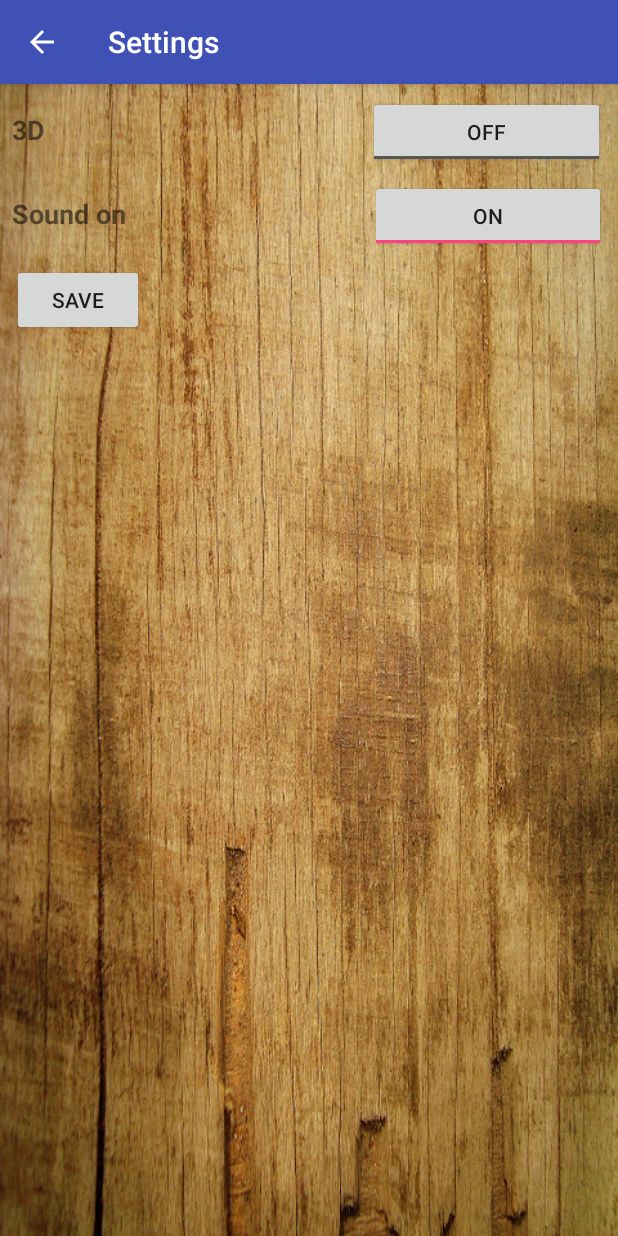
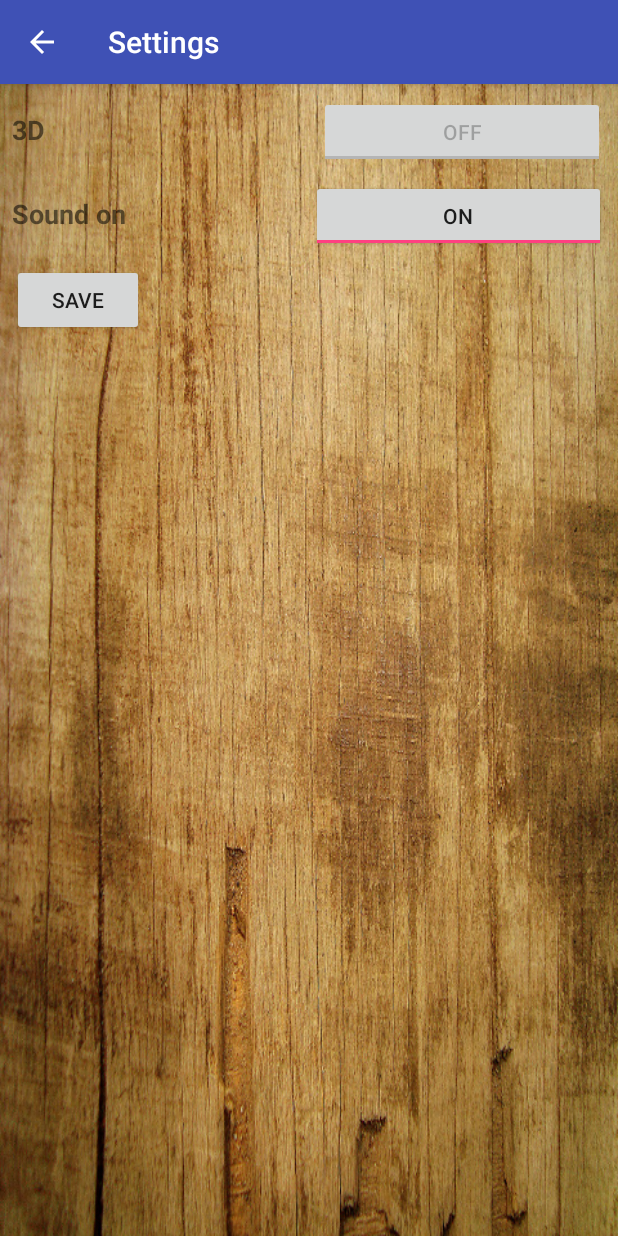
Before and after one commit to Kaiden25/DiceRoller_3D, an Android app: the screen it shows after launch (SettingsActivity), after a tap on "SETTINGS", on a phone screen of 412 x 824 dp. Run offline under Robolectric (Android 15) with nearby library versions, the phone set to English and light mode, and no system bars.

Commit message:
made small improvements

```diff
--- a/app/src/main/java/strecha/com/diceroller_3d/HistoryActivity.java
+++ b/app/src/main/java/strecha/com/diceroller_3d/HistoryActivity.java
@@ -17,11 +17,13 @@ public class HistoryActivity extends AppCompatActivity {
         setContentView(R.layout.activity_history);
 
         ArrayList<Integer> history = ((DiceRollerApplication) getApplicationContext()).getHistory();
+
+        // adds roll history to grid
         GridLayout historyGrid = (GridLayout) findViewById(R.id.historyGrid);
-
         for (Integer i: history){
             Button b = new Button(this);
             b.setText(String.valueOf(i));
+            b.setClickable(false);
             assert historyGrid != null;
             historyGrid.addView(b);
         }
--- a/app/src/main/java/strecha/com/diceroller_3d/RollActivity.java
+++ b/app/src/main/java/strecha/com/diceroller_3d/RollActivity.java
@@ -1,7 +1,6 @@
 package strecha.com.diceroller_3d;
 
 import android.content.Intent;
-import android.content.res.Resources;
 import android.graphics.drawable.Drawable;
 import android.hardware.Sensor;
 import android.hardware.SensorEvent;
@@ -9,8 +8,6 @@ import android.hardware.SensorEventListener;
 import android.hardware.SensorManager;
 import android.media.MediaPlayer;
 import android.os.Bundle;
-import android.os.Handler;
-import android.os.Message;
 import android.support.v7.app.AppCompatActivity;
 import android.util.SparseArray;
 import android.view.View;
@@ -27,24 +24,18 @@ import strecha.com.diceroller_3d.module.SettingsFileHandler;
 
 public class RollActivity extends AppCompatActivity implements SensorEventListener {
 
-    //diceType and diceNumber initialized with Default Values
     private DiceType diceType;
     private int numberOfDiceSites;
     private int diceNumber;
     private Settings settings;
-
     private final int rollAnimations = 50;
     private final int delayTime = 15;
-    private Resources res;
     private HashMap<DiceType, int[]> diceImagesMap;
     private Drawable[] dice;
     private final Random randomGen = new Random();
-    @SuppressWarnings("unused")
-    private int diceSum;
     private int[] roll = new int[9];
     private SparseArray<ImageView> diceImageViewArray;
     private SensorManager sensorMgr;
-    private Handler animationHandler;
     private long lastUpdate = -1;
     private float x, y, z;
     private float last_x, last_y, last_z;
@@ -53,14 +44,14 @@ public class RollActivity extends AppCompatActivity implements SensorEventListen
     private static final double SHAKE_THRESHOLD = 5000;
 
     /** Called when the activity is first created. */
-    //TODO: store important variables not in activity(search for application storage)
 
     @Override
     public void onCreate(Bundle savedInstanceState) {
         paused = false;
         super.onCreate(savedInstanceState);
         setContentView(R.layout.activity_roll);
-        res = getResources();
+
+        // create list with all imageViews for the dices
         diceImageViewArray = new SparseArray<>();
         diceImageViewArray.put(0, (ImageView) findViewById(R.id.die1));
         diceImageViewArray.put(1, (ImageView) findViewById(R.id.die2));
@@ -72,10 +63,12 @@ public class RollActivity extends AppCompatActivity implements SensorEventListen
         diceImageViewArray.put(7, (ImageView) findViewById(R.id.die8));
         diceImageViewArray.put(8, (ImageView) findViewById(R.id.die9));
 
+        // set all images of imageViews to null
         for (int i = 0; i < diceImageViewArray.size(); i++){
             diceImageViewArray.get(i).setImageDrawable(null);
         }
 
+        // diceImagesMap contains int-arrays for all diceTypes
         diceImagesMap = new HashMap<>();
         diceImagesMap.put(DiceType.D2, new int[] { R.drawable.d2_1, R.drawable.d2_2 });
         diceImagesMap.put(DiceType.D4, new int[] { R.drawable.d4_1, R.drawable.d4_2, R.drawable.d4_3, R.drawable.d4_4 });
@@ -85,13 +78,14 @@ public class RollActivity extends AppCompatActivity implements SensorEventListen
         diceImagesMap.put(DiceType.D12, new int[] { R.drawable.d12_1, R.drawable.d12_2, R.drawable.d12_3, R.drawable.d12_4, R.drawable.d12_5, R.drawable.d12_6, R.drawable.d12_7, R.drawable.d12_8, R.drawable.d12_9, R.drawable.d12_10, R.drawable.d12_11, R.drawable.d12_12 });
         diceImagesMap.put(DiceType.D20, new int[] { R.drawable.d20_1, R.drawable.d20_2, R.drawable.d20_3, R.drawable.d20_4, R.drawable.d20_5, R.drawable.d20_6, R.drawable.d20_7, R.drawable.d20_8, R.drawable.d20_9, R.drawable.d20_10, R.drawable.d20_11, R.drawable.d20_12,R.drawable.d20_13, R.drawable.d20_14, R.drawable.d20_15, R.drawable.d20_16, R.drawable.d20_17, R.drawable.d20_18, R.drawable.d20_19, R.drawable.d20_20 });
 
+        // check of diceNumber values (min: 1, max:9)
         if (((DiceRollerApplication) getApplicationContext()).getDiceNumber() > 9) {
             ((DiceRollerApplication) getApplicationContext()).setDiceNumber(9);
             Toast toast = Toast.makeText(this, "Maximum of dices is 9", Toast.LENGTH_SHORT);
             toast.show();
         }
-        else if (((DiceRollerApplication) getApplicationContext()).getDiceNumber() < 2){
-            ((DiceRollerApplication) getApplicationContext()).setDiceNumber(2);
+        else if (((DiceRollerApplication) getApplicationContext()).getDiceNumber() < 1){
+            ((DiceRollerApplication) getApplicationContext()).setDiceNumber(1);
             Toast toast = Toast.makeText(this, "Minimum of dices is 2", Toast.LENGTH_SHORT);
             toast.show();
         }
@@ -103,6 +97,7 @@ public class RollActivity extends AppCompatActivity implements SensorEventListen
         numberOfDiceSites = Integer.parseInt(s[1]);
         dice = new Drawable[numberOfDiceSites];
 
+        // reads or creates (if not available) settings file
         SettingsFileHandler sfh = new SettingsFileHandler(this);
         if (sfh.hasSettingsFile()){
             settings = sfh.readSettings();
@@ -115,13 +110,6 @@ public class RollActivity extends AppCompatActivity implements SensorEventListen
             dice[i] = getDrawable(diceImagesMap.get(diceType)[i]);
         }
 
-        animationHandler = new Handler() {
-            public void handleMessage(Message msg) {
-                for (int i = 0; i < diceNumber; i++){
-                    diceImageViewArray.get(i).setImageDrawable(dice[roll[i]]);
-                }
-            }
-        };
         sensorMgr = (SensorManager) getSystemService(SENSOR_SERVICE);
         boolean accelSupported = sensorMgr.registerListener((SensorEventListener) this,
                 sensorMgr.getDefaultSensor(Sensor.TYPE_ACCELEROMETER),	SensorManager.SENSOR_DELAY_GAME);
@@ -129,6 +117,7 @@ public class RollActivity extends AppCompatActivity implements SensorEventListen
         rollDice();
     }
 
+    // rolls all dices
     private void rollDice() {
         if (paused) return;
         new Thread(new Runnable() {
@@ -138,6 +127,7 @@ public class RollActivity extends AppCompatActivity implements SensorEventListen
                     doRoll();
                 }
 
+                // add rolled numbers to history
                 for (int i = 0; i < diceNumber; i++){
                     int rolled = roll[i];
                     ((DiceRollerApplication) getApplicationContext()).addRolledNumberToHistory(rolled + 1);
@@ -145,6 +135,7 @@ public class RollActivity extends AppCompatActivity implements SensorEventListen
             }
         }).start();
 
+        // plays sound if enabled
         if(settings.isSoundEnabled()) {
             MediaPlayer mp = MediaPlayer.create(this, R.raw.roll);
             mp.start();
@@ -157,9 +148,19 @@ public class RollActivity extends AppCompatActivity implements SensorEventListen
             roll[i] = randomGen.nextInt(numberOfDiceSites);
         }
 
-        //diceSum = roll[0] + roll[1] + 2; // 2 is added because the values of the rolls start with 0 not 1
         synchronized (getLayoutInflater()) {
-            animationHandler.sendEmptyMessage(0);
+
+            for (int i = 0; i < diceNumber; i++){
+                final ImageView imageView = diceImageViewArray.get(i);
+                final Drawable drawable = dice[roll[i]];
+
+                // sets image of rolled number to imageView
+                imageView.post(new Runnable() {
+                    public void run() {
+                        imageView.setImageDrawable(drawable);
+                    }
+                });
+            }
         }
         try { // delay to allow for smooth animation
             Thread.sleep(delayTime);
@@ -178,10 +179,9 @@ public class RollActivity extends AppCompatActivity implements SensorEventListen
         paused = true;
     }
 
+    // triggers roll on recorded sensor changes
     @Override
     public void onSensorChanged(SensorEvent event) {
-        //sensorMgr = (SensorManager) getSystemService(SENSOR_SERVICE);
-        //Sensor mySensor = sensorMgr.getDefaultSensor(Sensor.TYPE_ACCELEROMETER);
         if (event.sensor.getType() == Sensor.TYPE_ACCELEROMETER) {
             long curTime = System.currentTimeMillis();
             if ((curTime - lastUpdate) > UPDATE_DELAY) {
@@ -201,6 +201,7 @@ public class RollActivity extends AppCompatActivity implements SensorEventListen
         }
     }
 
+    // not needed, only for implement SensorEventListener
     @Override
     public void onAccuracyChanged(Sensor sensor, int accuracy) {
 
--- a/app/src/main/java/strecha/com/diceroller_3d/SelectionActivity.java
+++ b/app/src/main/java/strecha/com/diceroller_3d/SelectionActivity.java
@@ -1,8 +1,8 @@
 package strecha.com.diceroller_3d;
 
 import android.content.Intent;
+import android.os.Bundle;
 import android.support.v7.app.AppCompatActivity;
-import android.os.Bundle;
 import android.text.InputType;
 import android.view.KeyEvent;
 import android.view.View;
@@ -11,9 +11,6 @@ import android.widget.Button;
 import android.widget.EditText;
 import android.widget.GridLayout;
 import android.widget.TextView;
-import android.widget.Toast;
-
-import java.util.Objects;
 
 import strecha.com.diceroller_3d.module.DiceRollerApplication;
 import strecha.com.diceroller_3d.module.DiceType;
--- a/app/src/main/java/strecha/com/diceroller_3d/SettingsActivity.java
+++ b/app/src/main/java/strecha/com/diceroller_3d/SettingsActivity.java
@@ -1,8 +1,8 @@
 package strecha.com.diceroller_3d;
 
 import android.content.Intent;
+import android.os.Bundle;
 import android.support.v7.app.AppCompatActivity;
-import android.os.Bundle;
 import android.view.View;
 import android.widget.ToggleButton;
 
@@ -24,6 +24,12 @@ public class SettingsActivity extends AppCompatActivity {
 
         tglButSound = (ToggleButton) findViewById(R.id.tglButSound);
         tglBut3d = (ToggleButton) findViewById(R.id.tglBut3D);
+        assert tglButSound != null;
+        assert tglBut3d != null;
+
+        // 3D option not available
+        tglBut3d.setEnabled(false);
+        tglBut3d.setHint("3D isn't available yet");
 
         sgh = new SettingsFileHandler(this);
         settings = sgh.readSettings();
--- a/app/src/main/java/strecha/com/diceroller_3d/module/Settings.java
+++ b/app/src/main/java/strecha/com/diceroller_3d/module/Settings.java
@@ -22,11 +22,4 @@ public class Settings {
         return isSoundEnabled;
     }
 
-    public void setIs3dEnabled(boolean is3dEnabled) {
-        this.is3dEnabled = is3dEnabled;
-    }
-
-    public void setSoundEnabled(boolean soundEnabled) {
-        isSoundEnabled = soundEnabled;
-    }
 }
--- a/app/src/main/java/strecha/com/diceroller_3d/module/SettingsFileHandler.java
+++ b/app/src/main/java/strecha/com/diceroller_3d/module/SettingsFileHandler.java
@@ -2,13 +2,10 @@ package strecha.com.diceroller_3d.module;
 
 import android.content.Context;
 
-import java.io.BufferedReader;
 import java.io.File;
 import java.io.FileInputStream;
-import java.io.FileNotFoundException;
 import java.io.FileOutputStream;
 import java.io.IOException;
-import java.io.InputStreamReader;
 import java.util.Properties;
 
 /**
@@ -17,13 +14,14 @@ import java.util.Properties;
 
 public class SettingsFileHandler {
 
+    private static final String SETTING_SOUND = "isSoundEnabled";
+    private static final String SETTINGS_3D = "is3dEnabled";
     private static final String FILEPATH = "/diceRoller_3d.properties";
+
     private Settings defaultSettings;
-    private Context context;
     private File configProperties;
 
     public SettingsFileHandler(Context context){
-        this.context = context;
         configProperties = new File(context.getFilesDir(), FILEPATH);
         defaultSettings = new Settings(true, false);
     }
@@ -32,20 +30,14 @@ public class SettingsFileHandler {
         return configProperties.exists();
     }
 
+    //read config.properties file, if exception -> return defaultSettings
     public Settings readSettings(){
         try {
             FileInputStream fis = new FileInputStream(configProperties);
-            /*InputStreamReader isr = new InputStreamReader(fis);
-            BufferedReader bufferedReader = new BufferedReader(isr);
-            StringBuilder sb = new StringBuilder();
-            String line;
-            while ((line = bufferedReader.readLine()) != null) {
-                sb.append(line);
-            }*/
             Properties prop = new Properties();
             prop.load(fis);
-            String isSoundEnabled = prop.getProperty("isSoundEnabled");
-            String is3dEnabled = prop.getProperty("is3dEnabled");
+            String isSoundEnabled = prop.getProperty(SETTING_SOUND);
+            String is3dEnabled = prop.getProperty(SETTINGS_3D);
             return new Settings(Boolean.parseBoolean(isSoundEnabled), Boolean.parseBoolean(is3dEnabled));
         }
         catch (IOException ex){
@@ -58,8 +50,8 @@ public class SettingsFileHandler {
         try {
             FileOutputStream fos = new FileOutputStream(configProperties);
             Properties prop = new Properties();
-            prop.setProperty("isSoundEnabled", String.valueOf(settings.isSoundEnabled()));
-            prop.setProperty("is3dEnabled", String.valueOf(settings.is3dEnabled()));
+            prop.setProperty(SETTING_SOUND, String.valueOf(settings.isSoundEnabled()));
+            prop.setProperty(SETTINGS_3D, String.valueOf(settings.is3dEnabled()));
             prop.store(fos, "");
         }
         catch (IOException ex){
--- a/app/src/main/res/layout/activity_settings.xml
+++ b/app/src/main/res/layout/activity_settings.xml
@@ -69,7 +69,7 @@
 
         <ToggleButton
             android:id="@+id/tglButSound"
-            android:layout_width="10dp"
+            android:layout_width="wrap_content"
             android:layout_height="wrap_content"
             android:layout_weight="1"
             android:text="@string/off"
```
